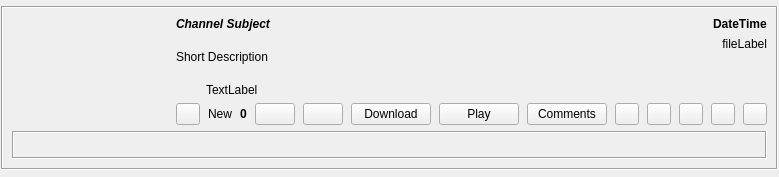
Qt form retroshare-gui/src/gui/feeds/GxsChannelPostItem.ui (RetroShare/RetroShare) before a commit.
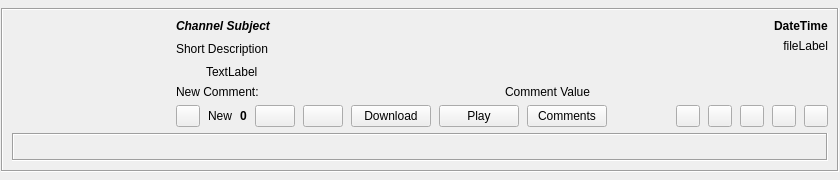
The same form after that commit. Icons and pictures are not drawn. Custom widgets are drawn as their Qt base class.

Commit message: Fix GxsChannelPostItem when received comment.

What changed in the file:
```diff
--- a/retroshare-gui/src/gui/feeds/GxsChannelPostItem.ui
+++ b/retroshare-gui/src/gui/feeds/GxsChannelPostItem.ui
@@ -6,22 +6,31 @@
    <rect>
     <x>0</x>
     <y>0</y>
-    <width>757</width>
-    <height>177</height>
+    <width>840</width>
+    <height>180</height>
    </rect>
   </property>
-  <layout class="QGridLayout" name="gridLayout_4">
+  <layout class="QGridLayout" name="gxsChannelPostItem_GLayout">
+   <property name="leftMargin">
+    <number>1</number>
+   </property>
+   <property name="topMargin">
+    <number>1</number>
+   </property>
+   <property name="rightMargin">
+    <number>1</number>
+   </property>
+   <property name="bottomMargin">
+    <number>1</number>
+   </property>
    <property name="horizontalSpacing">
     <number>6</number>
    </property>
    <property name="verticalSpacing">
     <number>1</number>
    </property>
-   <property name="margin">
-    <number>1</number>
-   </property>
    <item row="0" column="0">
-    <widget class="QFrame" name="frame">
+    <widget class="QFrame" name="mainFrame">
      <property name="sizePolicy">
       <sizepolicy hsizetype="Expanding" vsizetype="Fixed">
        <horstretch>0</horstretch>
@@ -180,7 +189,31 @@
            </layout>
           </item>
           <item>
-           <layout class="QHBoxLayout" name="horizontalLayout_2">
+           <layout class="QHBoxLayout" name="newCommHLayout">
+            <property name="topMargin">
+             <number>0</number>
+            </property>
+            <item>
+             <widget class="QLabel" name="newCommentLabel">
+              <property name="text">
+               <string>New Comment:</string>
+              </property>
+              <property name="scaledContents">
+               <bool>true</bool>
+              </property>
+             </widget>
+            </item>
+            <item>
+             <widget class="ElidedLabel" name="commLabel">
+              <property name="text">
+               <string>Comment Value</string>
+              </property>
+             </widget>
+            </item>
+           </layout>
+          </item>
+          <item>
+           <layout class="QHBoxLayout" name="buttonHLayout">
             <property name="spacing">
              <number>8</number>
             </property>
@@ -450,8 +483,17 @@
       </item>
       <item>
        <widget class="QFrame" name="expandFrame">
-        <layout class="QVBoxLayout">
-         <property name="margin">
+        <layout class="QVBoxLayout" name="expandFrameVLayout">
+         <property name="leftMargin">
+          <number>0</number>
+         </property>
+         <property name="topMargin">
+          <number>0</number>
+         </property>
+         <property name="rightMargin">
+          <number>0</number>
+         </property>
+         <property name="bottomMargin">
           <number>0</number>
          </property>
          <item>
@@ -462,8 +504,17 @@
            <property name="frameShadow">
             <enum>QFrame::Sunken</enum>
            </property>
-           <layout class="QVBoxLayout" name="verticalLayout">
-            <property name="margin">
+           <layout class="QVBoxLayout" name="msgFrameVLayout">
+            <property name="leftMargin">
+             <number>5</number>
+            </property>
+            <property name="topMargin">
+             <number>5</number>
+            </property>
+            <property name="rightMargin">
+             <number>5</number>
+            </property>
+            <property name="bottomMargin">
              <number>5</number>
             </property>
             <item>
@@ -508,6 +559,12 @@
    <extends>QLabel</extends>
    <header>gui/common/StyledLabel.h</header>
   </customwidget>
+  <customwidget>
+   <class>ElidedLabel</class>
+   <extends>QLabel</extends>
+   <header location="global">gui/common/ElidedLabel.h</header>
+   <container>1</container>
+  </customwidget>
  </customwidgets>
  <resources>
   <include location="../images.qrc"/>
```
Left out of the diff: 12 changed lines with no effect on the pictures. The commit also changes 15 other files.
